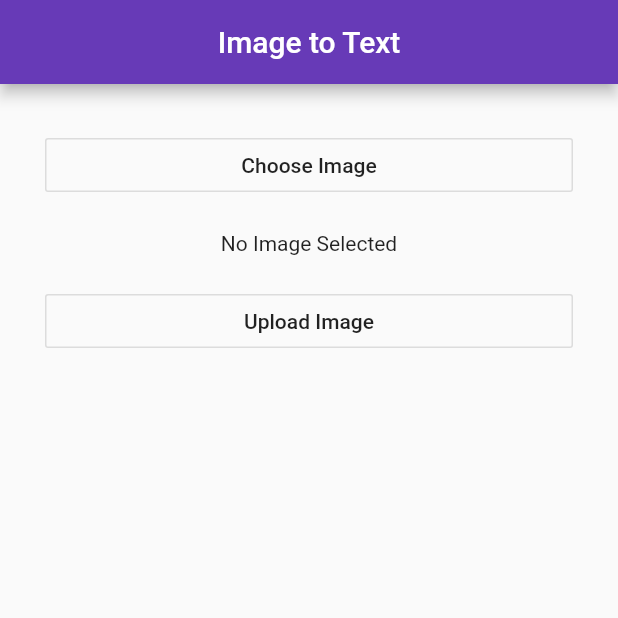
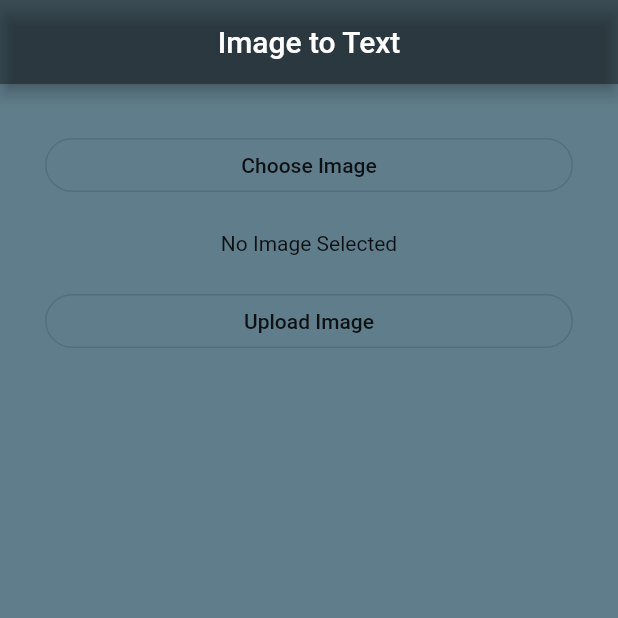
Before and after one commit to codeZero531/optical-character-recognition, a Flutter app: the screen it shows after launch, on a phone screen of 412 x 824 dp, the top half of it. Run offline on Flutter 3.47's test engine with Material 2 defaults, Android fonts, the phone set to English and light mode, and no system bars; our stand-ins replace image_picker.

Commit message:
create the outlinebutton and styling

```diff
--- a/flutter_app/lib/main.dart
+++ b/flutter_app/lib/main.dart
@@ -114,8 +114,10 @@ class UploadImageState extends State<UploadImage> {
       appBar: AppBar(
         title: Text("Image to Text"),
         centerTitle: true,
-        backgroundColor: Colors.deepPurple,
+        backgroundColor: Colors.black38,
       ),
+       backgroundColor: Colors.blueGrey,
+
       body: Container(
         padding: EdgeInsets.all(30.0),
         child: Column(
@@ -124,6 +126,7 @@ class UploadImageState extends State<UploadImage> {
             OutlineButton(
               onPressed: chooseImage,
               child: Text('Choose Image'),
+              shape: new RoundedRectangleBorder(borderRadius: new BorderRadius.circular(30.0))
             ),
             SizedBox(
               height: 20.0,
@@ -135,6 +138,7 @@ class UploadImageState extends State<UploadImage> {
             OutlineButton(
               onPressed: startUpload,
               child: Text('Upload Image'),
+              shape: new RoundedRectangleBorder(borderRadius: new BorderRadius.circular(30.0))
             ),
             SizedBox(
               height: 20.0,
```
